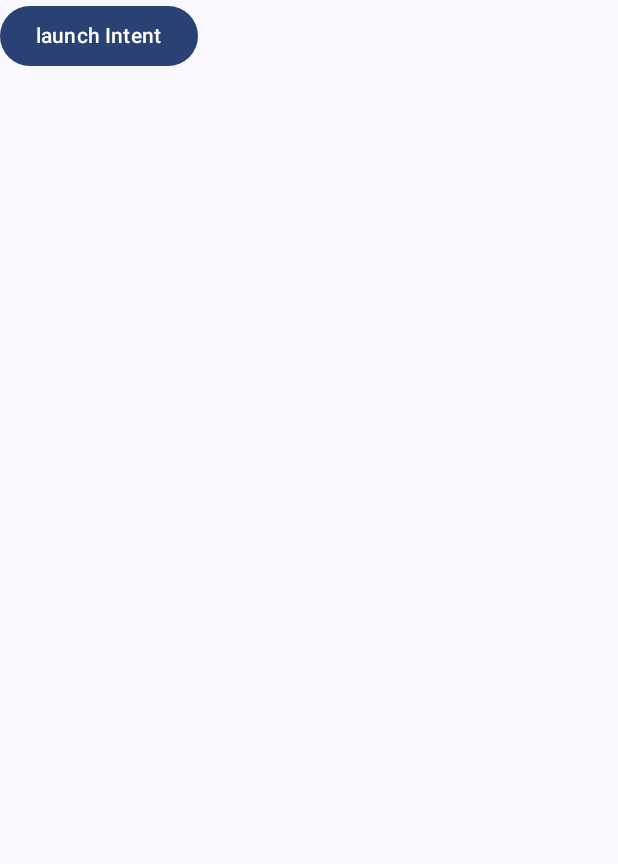
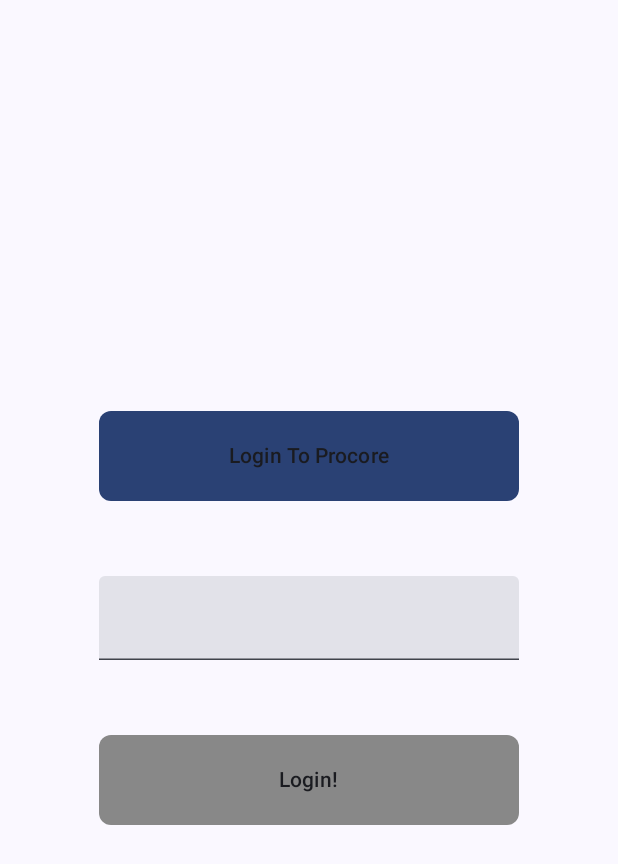
Before and after one commit to freshGreenSalad/BigBensSignin, an Android app built with Jetpack Compose: the composable Home shown on its own in the app's theme, on a phone screen of 412 x 824 dp. Shown: the top 864 px of the screen. Run offline under Robolectric (Android 15) with nearby library versions, the phone set to English and light mode, and no system bars; our stand-ins replace Dagger/Hilt's generated code; 1 statement that could not run was skipped.

Commit message:
updated the ui in the login page

```diff
--- a/app/src/main/java/com/example/bigbenssignin/loginui/loginScreen.kt
+++ b/app/src/main/java/com/example/bigbenssignin/loginui/loginScreen.kt
@@ -2,27 +2,102 @@ package com.example.bigbenssignin.loginui
 
 import android.net.Uri
 import androidx.browser.customtabs.CustomTabsIntent
-import androidx.compose.material3.Button
-import androidx.compose.material3.Text
-import androidx.compose.runtime.Composable
+import androidx.compose.foundation.BorderStroke
+import androidx.compose.foundation.background
+import androidx.compose.foundation.clickable
+import androidx.compose.foundation.interaction.MutableInteractionSource
+import androidx.compose.foundation.layout.*
+import androidx.compose.foundation.shape.RoundedCornerShape
+import androidx.compose.material3.*
+import androidx.compose.runtime.*
+import androidx.compose.ui.Alignment
+import androidx.compose.ui.Modifier
+import androidx.compose.ui.draw.clip
+import androidx.compose.ui.graphics.Color
 import androidx.compose.ui.platform.LocalContext
+import androidx.compose.ui.unit.dp
+import androidx.hilt.navigation.compose.hiltViewModel
+import com.example.bigbenssignin.keys
 
 @Composable
 fun Home(
-    //viewModel: loginViewModel = hiltViewModel()
+    viewModel: loginViewModel = hiltViewModel()
 ) {
+    val enabled =  remember(key1 = viewModel.authorisationCode) {
+        derivedStateOf {
+            viewModel.authorisationCode.value.length > 10
+        }
+    }
+    Column(
+        modifier = Modifier.fillMaxSize(),
+        verticalArrangement = Arrangement.Center,
+        horizontalAlignment = Alignment.CenterHorizontally
+    ) {
+        gotoCustomTabsButton()
+        Spacer(modifier = Modifier.height(50.dp))
+        TokenTextBox(viewModel.authorisationCode.value) { code ->
+            (viewModel::onEvent)(onEvent.updateAuthorisationCode(code))
+        }
+        Spacer(modifier = Modifier.height(50.dp))
+        LoginWithTokinUserCollectedFromProcore(
+            sendAuthorisationToProcoreServerForToken = { viewModel.onEvent(onEvent.gettokin) },
+            enabled = enabled.value
+        )
+    }
+
+}
+
+@Composable
+fun gotoCustomTabsButton() {
     val context = LocalContext.current
-    val url = "https://sandbox.procore.com/oauth/authorize?response_type=code&client_id=a44cf8828079de367227e762bc58871d49000c35b361f13bcd9bc0e1ef4a44b1&redirect_uri=urn:ietf:wg:oauth:2.0:oob"
+    val url = "https://sandbox.procore.com/oauth/authorize?response_type=code&client_id=" +
+            keys().client_id +
+            "&redirect_uri=urn:ietf:wg:oauth:2.0:oob"
     val  builder = CustomTabsIntent.Builder()
     val customTabsIntent = builder.build()
 
-    Button(onClick = { customTabsIntent.launchUrl(context, Uri.parse(url)) }
-    ) {
-        Text(text = "launch Intent")
+    ProvideTextStyle(value = MaterialTheme.typography.labelLarge) {
+        Row(
+            Modifier
+                .clip(RoundedCornerShape(8.dp))
+                .width(280.dp)
+                .height(60.dp)
+                .clickable { customTabsIntent.launchUrl(context, Uri.parse(url)) }
+                .background(MaterialTheme.colorScheme.primary)
+                .padding(8.dp),
+            horizontalArrangement = Arrangement.Center,
+            verticalAlignment = Alignment.CenterVertically,
+        ){
+            Text(text = "Login To Procore")
+        }
     }
 }
 
+@OptIn(ExperimentalMaterial3Api::class)
 @Composable
-fun getTokin() {
-    // TextField(value = , onValueChange ={} )
+fun TokenTextBox(
+    token: String,
+    updateAuthorisationCode: (String)->Unit
+) {
+    TextField(value = token, onValueChange ={updateAuthorisationCode(it)} )
 }
+
+@Composable
+fun LoginWithTokinUserCollectedFromProcore(sendAuthorisationToProcoreServerForToken: ()->Unit, enabled: Boolean )
+{
+    ProvideTextStyle(value = MaterialTheme.typography.labelLarge) {
+        Row(
+            Modifier
+                .clip(RoundedCornerShape(8.dp))
+                .width(280.dp)
+                .height(60.dp)
+                .clickable(enabled = enabled) { sendAuthorisationToProcoreServerForToken() }
+                .background(if (enabled)MaterialTheme.colorScheme.primary else Color.Gray)
+                .padding(8.dp),
+            horizontalArrangement = Arrangement.Center,
+            verticalAlignment = Alignment.CenterVertically,
+        ){
+            Text(text = "Login!")
+        }
+    }
+}
```
Also changed, not shown: app/src/main/java/com/example/bigbenssignin/MainActivity.kt (+5 -2 lines), app/src/main/java/com/example/bigbenssignin/sharedUi/buttons.kt (added, +19 -0 lines), app/src/main/java/com/example/bigbenssignin/ui/theme/Theme.kt (+27 -16 lines), app/src/main/res/drawable/construction.xml (added, +9 -0 lines).
